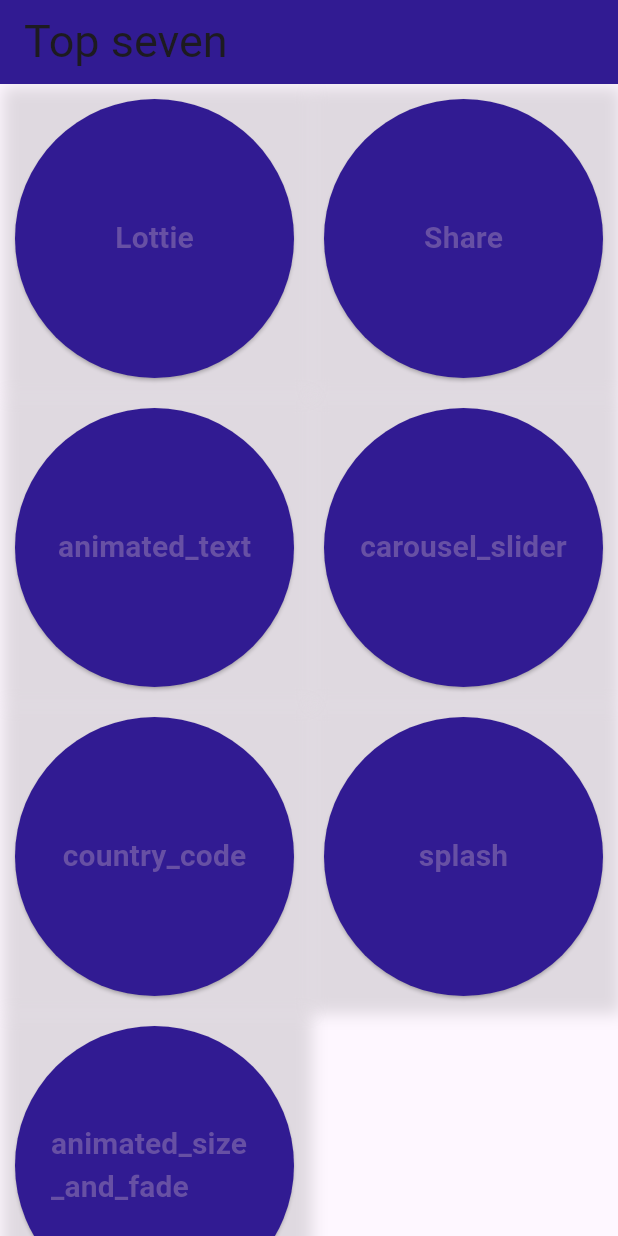
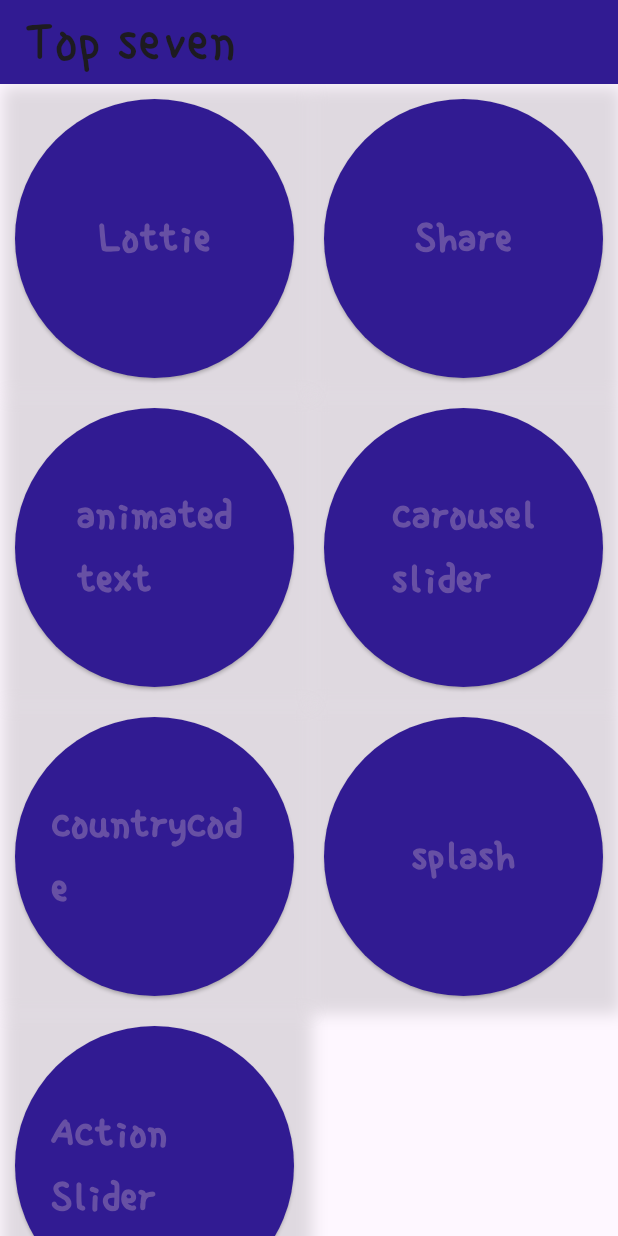
Before and after one commit to HamidSaliqa/TopSeven, a Flutter app: the screen it shows after launch, on a phone screen of 412 x 824 dp. Run offline on Flutter 3.47's test engine with Material 3 defaults, Android fonts, the phone set to English and light mode, and no system bars; our stand-ins replace action_slider, animated_splash_screen, animated_text_kit, carousel_slider, country_code_picker, lottie; missing offline and left inert: flutter_share.

Commit message:
تکمیل پکیج ها و اضافه کردن فونت

```diff
--- a/lib/home_page.dart
+++ b/lib/home_page.dart
@@ -11,11 +11,11 @@
   final List<String> libraryNames = [
     "Lottie",
     "Share",
-    "animated_text",
-    "carousel_slider",
-    "country_code",
+    "animated\ntext",
+    "carousel\nslider",
+    "countrycode",
     "splash",
-    "animated_size_and_fade",
+    "Action Slider",
   ];
 
   @override
@@ -24,7 +24,7 @@
       appBar: AppBar(
         title: Text(
           "Top seven",
-          style: TextStyle(fontSize: 30),
+          style: TextStyle(fontSize: 40, fontFamily: 'CustomFont'),
         ),
         backgroundColor: Colors.deepPurple[900],
       ),
@@ -78,32 +78,32 @@
           builder: (context) => SeconPage(yourWidget: myShareButton()),
         ),
       );
-    } else if (nameOfLibrary == "animated_text") {
+    } else if (nameOfLibrary == "animated\ntext") {
       Navigator.push(
         context,
         MaterialPageRoute(
           builder: (context) => SeconPage(yourWidget: myText()),
         ),
       );
-    } else if (nameOfLibrary == "carousel_slider") {
+    } else if (nameOfLibrary == "carouse\nlslider") {
       Navigator.push(
         context,
         MaterialPageRoute(
           builder: (context) => SeconPage(yourWidget: slider()),
         ),
       );
-    } else if (nameOfLibrary == "country_code") {
+    } else if (nameOfLibrary == "countrycode") {
       Navigator.push(
         context,
         MaterialPageRoute(
           builder: (context) => SeconPage(yourWidget: codePiker()),
         ),
       );
-    } else if (nameOfLibrary == "splash") {
+    } else if (nameOfLibrary == "Action Slider") {
       Navigator.push(
         context,
         MaterialPageRoute(
-          builder: (context) => SeconPage(yourWidget: splash()),
+          builder: (context) => SeconPage(yourWidget: actionSlider()),
         ),
       );
     }
--- a/lib/widget.dart
+++ b/lib/widget.dart
@@ -1,3 +1,4 @@
+import 'package:action_slider/action_slider.dart';
 import 'package:animated_splash_screen/animated_splash_screen.dart';
 import 'package:animated_text_kit/animated_text_kit.dart';
 import 'package:carousel_slider/carousel_slider.dart';
@@ -7,9 +8,11 @@
 import 'package:lottie/lottie.dart';
 import 'package:top_seven/second_page.dart';
 
+
 const labelTextStyle = TextStyle(
-  fontSize: 20,
+  fontSize:30,
   fontWeight: FontWeight.bold,
+  fontFamily:'CustomFont',
 );
 
 Widget myLottie() {
@@ -29,7 +32,7 @@
     width: 250.0,
     child: DefaultTextStyle(
       style: const TextStyle(
-          fontSize: 40.0, fontFamily: 'Canterbury', color: Colors.black),
+          fontSize: 40.0, fontFamily: 'CustomFont', color: Colors.black),
       child: AnimatedTextKit(
         animatedTexts: [
           ScaleAnimatedText('Welcome'),
@@ -49,17 +52,14 @@
       return Builder(
         builder: (BuildContext context) {
           return Container(
-              width: MediaQuery
-                  .of(context)
-                  .size
-                  .width,
+              width: MediaQuery.of(context).size.width,
               margin: EdgeInsets.symmetric(horizontal: 5.0),
               decoration: BoxDecoration(color: Colors.deepPurple[900]),
               child: Center(
                   child: Text(
-                    'text $i',
-                    style: TextStyle(fontSize: 25.0, color: Colors.white),
-                  )));
+                'text $i',
+                style: TextStyle(fontSize: 25.0, color: Colors.white),
+              )));
         },
       );
     }).toList(),
@@ -71,7 +71,7 @@
     onChanged: print,
     // Initial selection and favorite can be one of code ('IT') OR dial_code('+39')
     initialSelection: 'IT',
-    favorite: ['+93', 'AFG'],
+    favorite: ['+93', 'AF'],
     // optional. Shows only country name and flag
     showCountryOnly: false,
     // optional. Shows only country name and flag when popup is closed.
@@ -81,12 +81,22 @@
   );
 }
 
-
-
-Widget  splash(){
+Widget splash() {
   return AnimatedSplashScreen(
     splash: 'assets/splash.png',
     nextScreen: SeconPage(yourWidget: Text("Done")),
     splashTransition: SplashTransition.rotationTransition,
   );
 }
+
+Widget actionSlider(){
+  return ActionSlider.standard(
+      child: const Text('Slide to confirm'),
+      action: (controller) async {
+        controller.loading(); //starts loading animation
+        await Future.delayed(const Duration(seconds: 3));
+        controller.success(); //starts success animation
+      },
+      //many more parameters
+  );
+}
```
Also changed, not shown: pubspec.yaml (+6 -3 lines), fonts/SingleDay-Regular.ttf (added), pubspec.lock.
